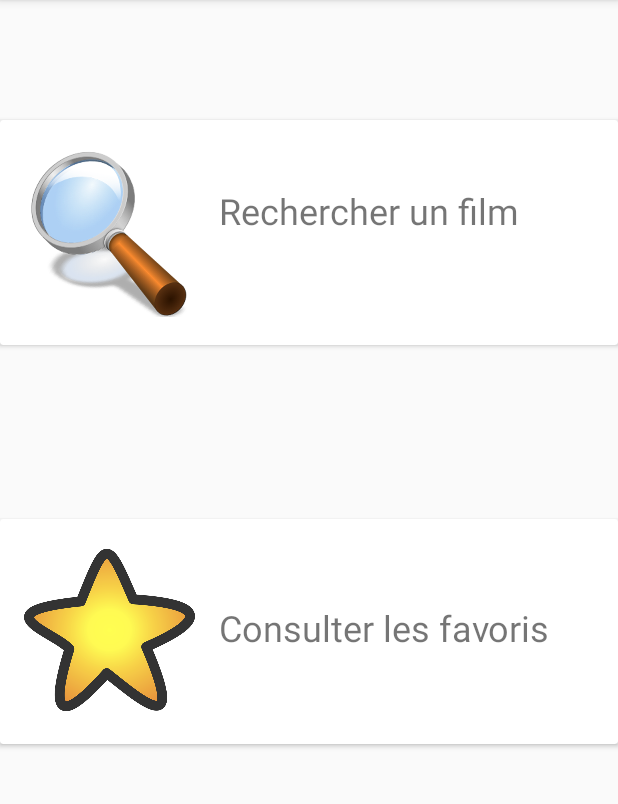
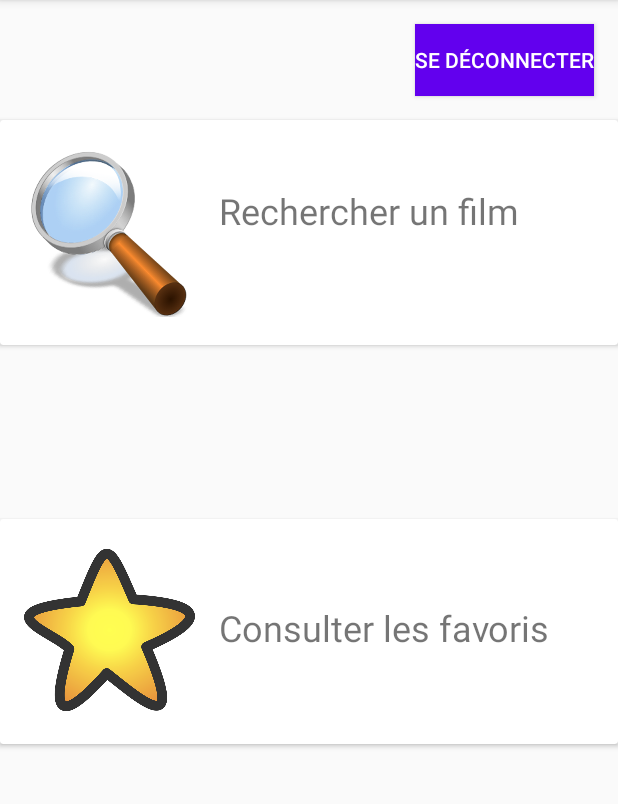
Before and after one commit to DomecqAdrien/FilmsChecker_App, an Android app: the MenuActivity screen opened directly, with no data from a screen before it, on a phone screen of 412 x 824 dp, the part 84-888 px from its top. Run offline under Robolectric (Android 15) with nearby library versions, the phone set to English and light mode, and no system bars.

```diff
--- a/app/src/main/AndroidManifest.xml
+++ b/app/src/main/AndroidManifest.xml
@@ -12,6 +12,9 @@
         android:roundIcon="@mipmap/ic_launcher_round"
         android:supportsRtl="true"
         android:theme="@style/AppTheme">
+        <activity
+            android:name=".ReservationActivity"
+            android:exported="false" />
         <activity
             android:name=".CommentairesActivity"
             android:exported="false" />
--- a/app/src/main/java/com/example/filmschecker/adapter/FilmAdapter.kt
+++ b/app/src/main/java/com/example/filmschecker/adapter/FilmAdapter.kt
@@ -30,6 +30,7 @@ class FilmAdapter(private val context: Context) : RecyclerView.Adapter<FilmsView
         holder.itemView.setOnClickListener {
             val intent = Intent(context, FilmDetailActivity::class.java)
             intent.putExtra("film_id",film.id)
+            intent.putExtra("isReservable", position < 19)
             context.startActivity(intent)
         }
         holder.bindData(film)
--- /dev/null
+++ b/app/src/main/java/com/example/filmschecker/adapter/ReservationDayAdapter.kt
@@ -0,0 +1,4 @@
+package com.example.filmschecker.adapter
+
+class ReservationDayAdapter {
+}
--- /dev/null
+++ b/app/src/main/java/com/example/filmschecker/adapter/ReservationHourAdapter.kt
@@ -0,0 +1,4 @@
+package com.example.filmschecker.adapter
+
+class ReservationHourAdapter {
+}
--- a/app/src/main/java/com/example/filmschecker/domain/Favori.kt
+++ b/app/src/main/java/com/example/filmschecker/domain/Favori.kt
@@ -1,6 +1,6 @@
 package com.example.filmschecker.domain
 
 data class Favori(
-    val filmId: Int?=null,
-    val userEmail: String?=null
+    val filmId: Int,
+    val userEmail: String
 )
--- a/app/src/main/res/layout/activity_menu.xml
+++ b/app/src/main/res/layout/activity_menu.xml
@@ -2,7 +2,21 @@
 <androidx.constraintlayout.widget.ConstraintLayout xmlns:android="http://schemas.android.com/apk/res/android"
     xmlns:app="http://schemas.android.com/apk/res-auto"
     android:layout_width="match_parent"
-    android:layout_height="match_parent">
+    android:layout_height="match_parent"
+    android:onClick="disconnect">
+
+    <Button
+        android:id="@+id/btn_user_logout"
+        android:layout_width="wrap_content"
+        android:layout_height="wrap_content"
+        android:layout_marginTop="16dp"
+        android:background="@color/colorPrimary"
+        android:text="Se déconnecter"
+        android:textColor="@color/common_google_signin_btn_text_dark_default"
+        app:layout_constraintEnd_toEndOf="parent"
+        app:layout_constraintHorizontal_bias="0.945"
+        app:layout_constraintStart_toStartOf="parent"
+        app:layout_constraintTop_toTopOf="parent" />
 
     <androidx.cardview.widget.CardView
         android:id="@+id/card_recherche"
@@ -23,10 +37,10 @@
                 android:layout_height="116dp"
                 android:layout_marginStart="16dp"
                 android:layout_marginTop="16dp"
+                android:contentDescription="@string/_1"
                 app:layout_constraintStart_toStartOf="parent"
                 app:layout_constraintTop_toTopOf="parent"
-                app:srcCompat="@drawable/loupe"
-                android:contentDescription="@string/_1" />
+                app:srcCompat="@drawable/loupe" />
 
             <TextView
                 android:id="@+id/textView7"
@@ -71,10 +85,10 @@
                 android:layout_height="116dp"
                 android:layout_marginStart="16dp"
                 android:layout_marginTop="16dp"
+                android:contentDescription="@string/_2"
                 app:layout_constraintStart_toStartOf="parent"
                 app:layout_constraintTop_toTopOf="parent"
-                app:srcCompat="@drawable/etoile"
-                android:contentDescription="@string/_2" />
+                app:srcCompat="@drawable/etoile" />
 
         </androidx.constraintlayout.widget.ConstraintLayout>
     </androidx.cardview.widget.CardView>
```
Also changed, not shown: app/src/main/java/com/example/filmschecker/FilmDetailActivity.kt (+16 -17 lines), app/src/main/java/com/example/filmschecker/LikedFilmsActivity.kt (+3 -9 lines), app/src/main/java/com/example/filmschecker/LoginActivity.kt (+4 -10 lines), app/src/main/java/com/example/filmschecker/MenuActivity.kt (+7 -0 lines), app/src/main/java/com/example/filmschecker/ReservationActivity.kt (added, +11 -0 lines), app/src/main/java/com/example/filmschecker/ShowAllFilmsActivity.kt (+5 -31 lines), app/src/main/java/com/example/filmschecker/adapter/TestSingleton.kt (deleted, +0 -13 lines), app/src/main/java/com/example/filmschecker/service/ApiManager.kt (added, +45 -0 lines), app/src/main/java/com/example/filmschecker/service/FirebaseInstance.kt (added, +24 -0 lines), app/src/main/res/layout/activity_films.xml (+14 -1 lines), app/src/main/res/layout/activity_reservation.xml (added, +9 -0 lines).
